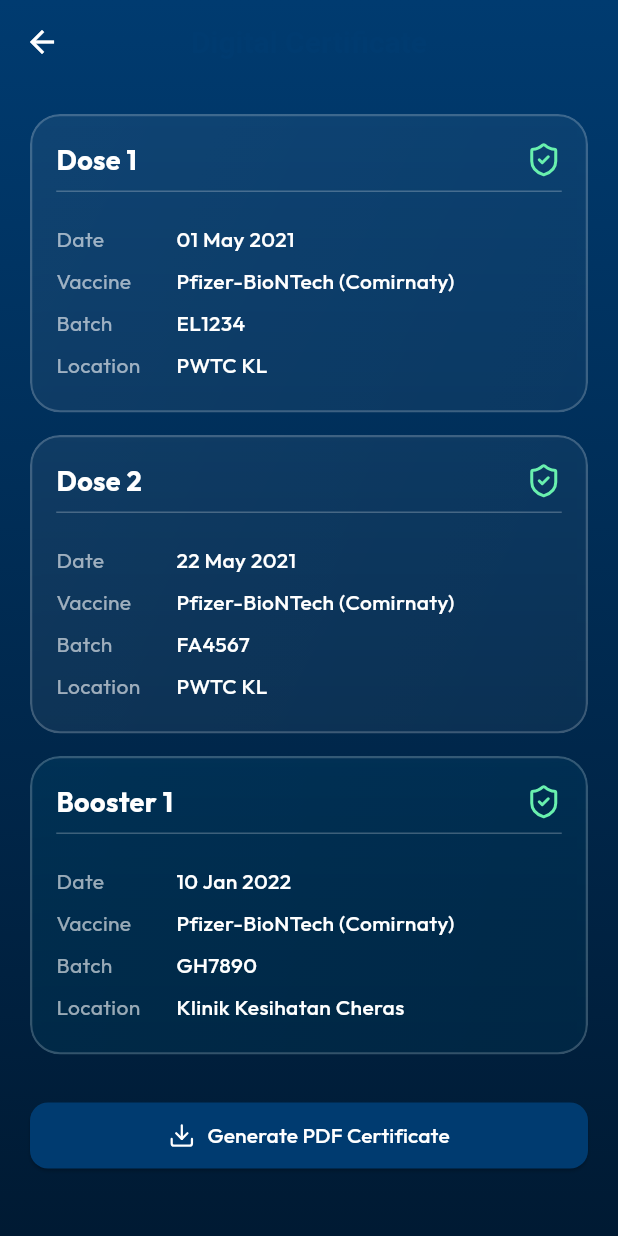
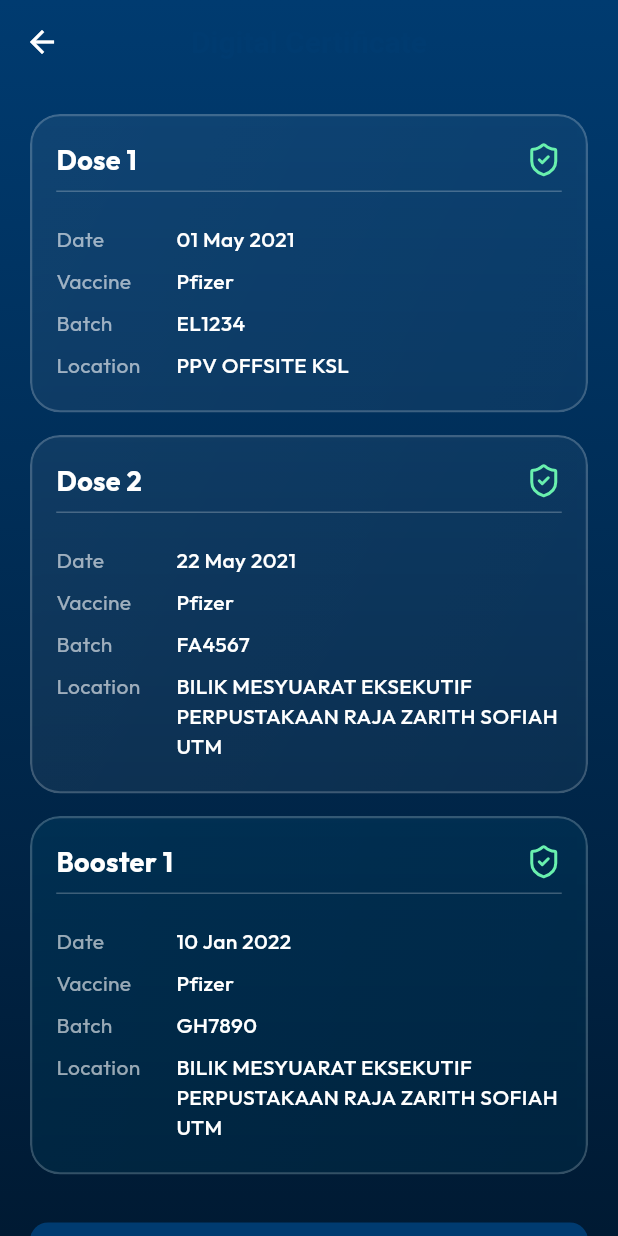
Before and after one commit to D-H724/my_sejahtera_ng, a Flutter app: the VaccineScreen screen opened directly, on a phone screen of 412 x 824 dp. Run offline on Flutter 3.47's test engine with Material 3 defaults, Android fonts, the light colour scheme and no system bars; our stand-ins replace animated_text_kit, fl_chart, flutter_animate, flutter_map, flutter_riverpod, flutter_tts and 5 more.

Commit message:
vaccination location

```diff
--- a/lib/features/vaccine/screens/vaccine_screen.dart
+++ b/lib/features/vaccine/screens/vaccine_screen.dart
@@ -29,24 +29,24 @@
               _buildVaccineCard(
                 dose: "Dose 1",
                 date: "01 May 2021",
-                vaccineName: "Pfizer-BioNTech (Comirnaty)",
-                location: "PWTC KL",
+                vaccineName: "Pfizer",
+                location: "PPV OFFSITE KSL",
                 batch: "EL1234",
               ),
               const SizedBox(height: 15),
               _buildVaccineCard(
                 dose: "Dose 2",
                 date: "22 May 2021",
-                vaccineName: "Pfizer-BioNTech (Comirnaty)",
-                location: "PWTC KL",
+                vaccineName: "Pfizer",
+                location: "BILIK MESYUARAT EKSEKUTIF PERPUSTAKAAN RAJA ZARITH SOFIAH UTM",
                 batch: "FA4567",
               ),
               const SizedBox(height: 15),
               _buildVaccineCard(
                 dose: "Booster 1",
                 date: "10 Jan 2022",
-                vaccineName: "Pfizer-BioNTech (Comirnaty)",
-                location: "Klinik Kesihatan Cheras",
+                vaccineName: "Pfizer",
+                location: "BILIK MESYUARAT EKSEKUTIF PERPUSTAKAAN RAJA ZARITH SOFIAH UTM",
                 batch: "GH7890",
                 isBooster: true,
               ),
```
